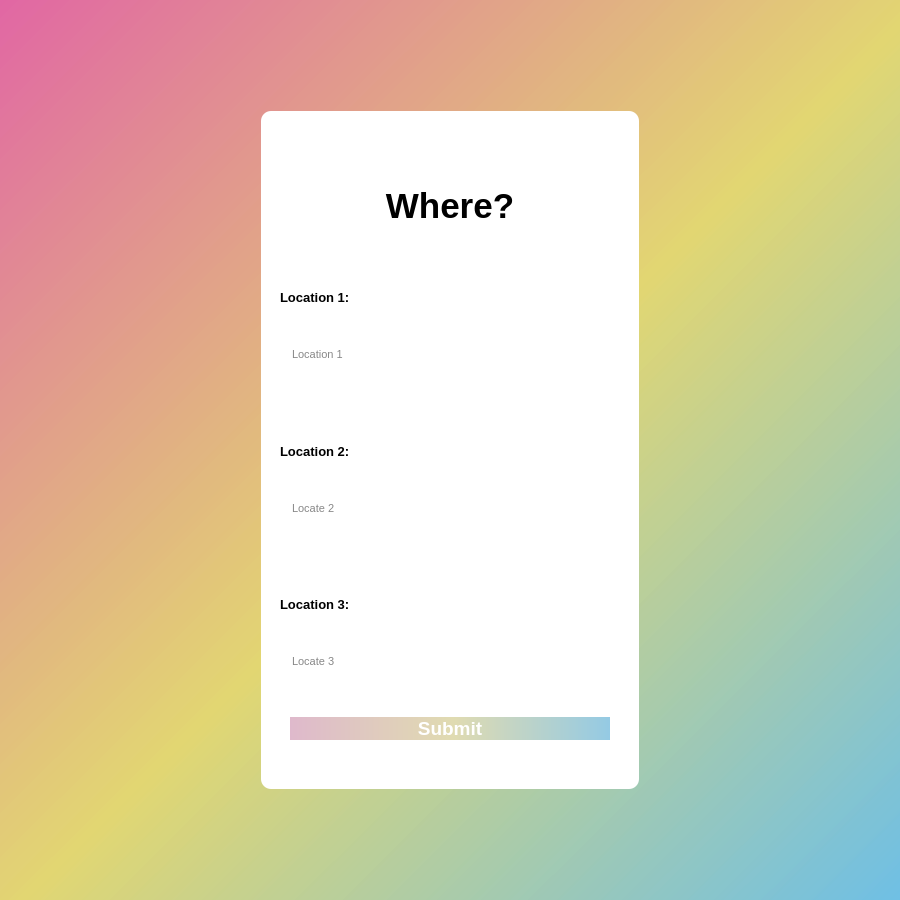
Above: locationTesting.ui from player62/Date-Manger before the change. Below: the same form after it.
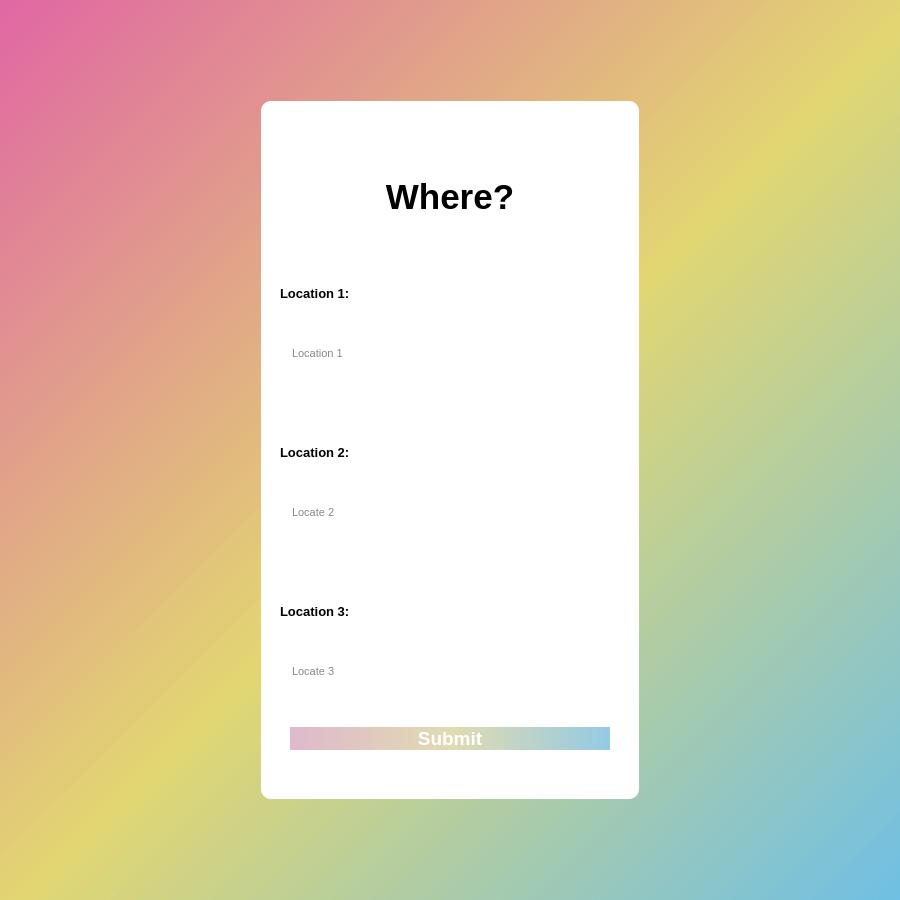
That is the form after the change.

```diff
--- a/locationTesting.ui
+++ b/locationTesting.ui
@@ -23,15 +23,15 @@
       <number>250</number>
      </property>
      <property name="topMargin">
-      <number>100</number>
+      <number>0</number>
      </property>
      <property name="rightMargin">
       <number>250</number>
      </property>
      <property name="bottomMargin">
-      <number>100</number>
+      <number>0</number>
      </property>
-     <item row="0" column="0">
+     <item row="1" column="0">
       <widget class="QWidget" name="widget" native="true">
        <property name="styleSheet">
         <string notr="true">background-color: rgb(255, 255, 255);
@@ -405,8 +405,40 @@
        </layout>
       </widget>
      </item>
+     <item row="0" column="0">
+      <spacer name="verticalSpacer">
+       <property name="orientation">
+        <enum>Qt::Vertical</enum>
+       </property>
+       <property name="sizeType">
+        <enum>QSizePolicy::Maximum</enum>
+       </property>
+       <property name="sizeHint" stdset="0">
+        <size>
+         <width>20</width>
+         <height>90</height>
+        </size>
+       </property>
+      </spacer>
+     </item>
     </layout>
    </item>
+   <item row="1" column="0">
+    <spacer name="verticalSpacer_2">
+     <property name="orientation">
+      <enum>Qt::Vertical</enum>
+     </property>
+     <property name="sizeType">
+      <enum>QSizePolicy::Maximum</enum>
+     </property>
+     <property name="sizeHint" stdset="0">
+      <size>
+       <width>20</width>
+       <height>90</height>
+      </size>
+     </property>
+    </spacer>
+   </item>
   </layout>
  </widget>
  <resources/>
```
